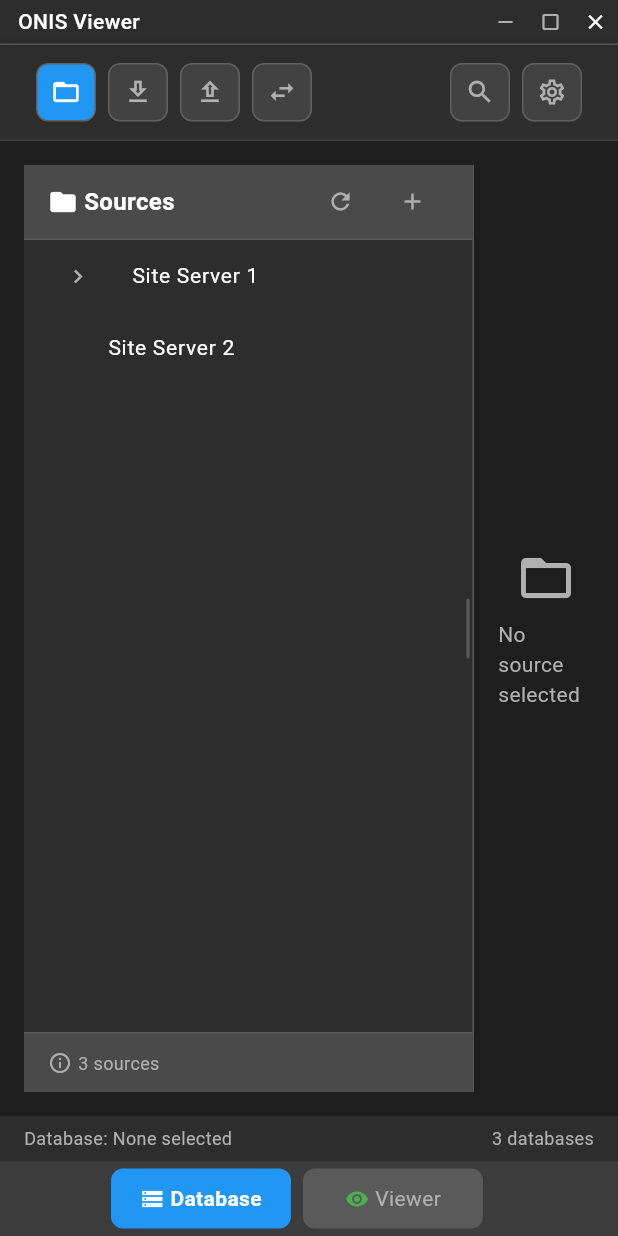
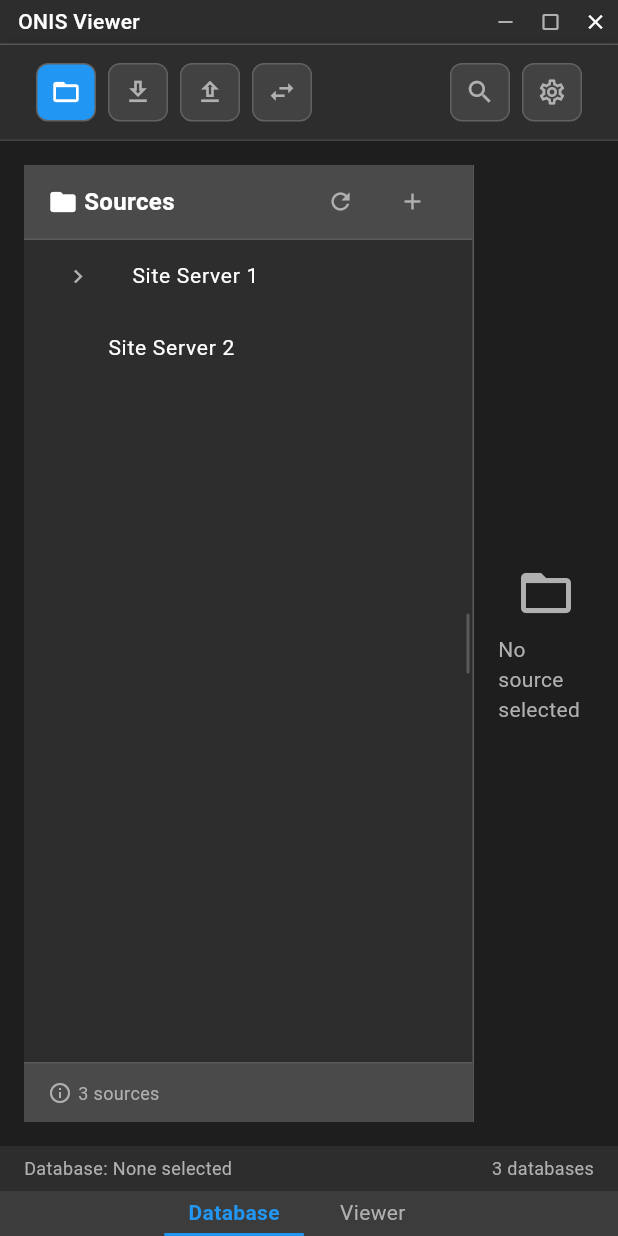
Before and after one commit to dgcore/onis-viewer-v5, a Flutter app: the screen it shows after launch, on a phone screen of 412 x 824 dp. Run offline on Flutter 3.47's test engine with Material 3 defaults, Android fonts, the phone set to English and light mode, and no system bars; our stand-ins replace flutter_secure_storage; missing offline and left inert: dart:ffi.

Commit message:
feat(ui): redesign status bar with 30px height and add padding to tab labels

```diff
--- a/apps/onis_viewer/lib/core/constants.dart
+++ b/apps/onis_viewer/lib/core/constants.dart
@@ -15,8 +15,8 @@ class OnisViewerConstants {
   static const double minWindowHeight = 600.0;
 
   // UI dimensions
-  static const double statusBarHeight = 50.0;
-  static const double tabButtonHeight = 40.0;
+  static const double statusBarHeight = 30.0;
+  static const double tabButtonHeight = 30.0;
   static const double tabButtonWidth = 120.0;
   static const double windowControlSize = 30.0;
   static const double windowTitleBarHeight = 32.0;
--- a/apps/onis_viewer/lib/ui/status_bar/tab_bar.dart
+++ b/apps/onis_viewer/lib/ui/status_bar/tab_bar.dart
@@ -22,7 +22,7 @@ class OnisTabBar extends StatelessWidget {
     return SizedBox(
       height: OnisViewerConstants.tabButtonHeight,
       child: Row(
-        mainAxisSize: MainAxisSize.min,
+        mainAxisAlignment: MainAxisAlignment.center,
         children: availablePages.map((pageType) {
           final isSelected = currentPage == pageType;
           return Padding(
--- a/apps/onis_viewer/lib/ui/status_bar/tab_button.dart
+++ b/apps/onis_viewer/lib/ui/status_bar/tab_button.dart
@@ -20,33 +20,8 @@ class TabButton extends StatefulWidget {
   State<TabButton> createState() => _TabButtonState();
 }
 
-class _TabButtonState extends State<TabButton>
-    with SingleTickerProviderStateMixin {
-  late AnimationController _animationController;
-  late Animation<double> _scaleAnimation;
+class _TabButtonState extends State<TabButton> {
   bool _isHovered = false;
-
-  @override
-  void initState() {
-    super.initState();
-    _animationController = AnimationController(
-      duration: OnisViewerConstants.animationFast,
-      vsync: this,
-    );
-    _scaleAnimation = Tween<double>(
-      begin: 1.0,
-      end: 0.95,
-    ).animate(CurvedAnimation(
-      parent: _animationController,
-      curve: Curves.easeInOut,
-    ));
-  }
-
-  @override
-  void dispose() {
-    _animationController.dispose();
-    super.dispose();
-  }
 
   @override
   Widget build(BuildContext context) {
@@ -54,50 +29,32 @@ class _TabButtonState extends State<TabButton>
       onEnter: (_) => setState(() => _isHovered = true),
       onExit: (_) => setState(() => _isHovered = false),
       child: GestureDetector(
-        onTapDown: (_) => _animationController.forward(),
-        onTapUp: (_) => _animationController.reverse(),
-        onTapCancel: () => _animationController.reverse(),
         onTap: widget.onPressed,
-        child: AnimatedBuilder(
-          animation: _scaleAnimation,
-          builder: (context, child) {
-            return Transform.scale(
-              scale: _scaleAnimation.value,
         child: Container(
-                width: OnisViewerConstants.tabButtonWidth,
-                height: OnisViewerConstants.tabButtonHeight,
+          height: double.infinity,
           decoration: BoxDecoration(
             color: _getBackgroundColor(),
-                  borderRadius: BorderRadius.circular(8),
-                  border: Border.all(
+            border: Border(
+              bottom: BorderSide(
                 color: _getBorderColor(),
-                    width: 1,
+                width: 2,
               ),
             ),
-                child: Row(
-                  mainAxisAlignment: MainAxisAlignment.center,
-                  children: [
-                    Icon(
-                      widget.pageType.icon,
-                      size: 16,
-                      color: _getIconColor(),
           ),
-                    const SizedBox(width: OnisViewerConstants.marginSmall),
-                    Text(
+          child: Center(
+            child: Padding(
+              padding: const EdgeInsets.symmetric(horizontal: 16.0),
+              child: Text(
                 widget.pageType.name,
                 style: TextStyle(
                   fontSize: 14,
-                        fontWeight: widget.isSelected
-                            ? FontWeight.bold
-                            : FontWeight.normal,
+                  fontWeight:
+                      widget.isSelected ? FontWeight.bold : FontWeight.normal,
                   color: _getTextColor(),
                 ),
               ),
-                  ],
             ),
           ),
-            );
-          },
         ),
       ),
     );
@@ -106,37 +63,26 @@ class _TabButtonState extends State<TabButton>
   /// Get background color based on state
   Color _getBackgroundColor() {
     if (widget.isSelected) {
-      return OnisViewerConstants.tabButtonActiveColor;
+      return Colors.transparent;
     }
     if (_isHovered) {
-      return OnisViewerConstants.tabButtonColor.withOpacity(0.8);
+      return OnisViewerConstants.tabButtonColor.withOpacity(0.3);
     }
-    return OnisViewerConstants.tabButtonColor;
+    return Colors.transparent;
   }
 
   /// Get border color based on state
   Color _getBorderColor() {
     if (widget.isSelected) {
-      return OnisViewerConstants.tabButtonActiveColor;
-    }
-    if (_isHovered) {
-      return OnisViewerConstants.primaryColor.withOpacity(0.5);
+      return OnisViewerConstants.primaryColor;
     }
     return Colors.transparent;
-  }
-
-  /// Get icon color based on state
-  Color _getIconColor() {
-    if (widget.isSelected) {
-      return OnisViewerConstants.textColor;
-    }
-    return widget.pageType.color ?? OnisViewerConstants.textSecondaryColor;
   }
 
   /// Get text color based on state
   Color _getTextColor() {
     if (widget.isSelected) {
-      return OnisViewerConstants.textColor;
+      return OnisViewerConstants.primaryColor;
     }
     return OnisViewerConstants.textSecondaryColor;
   }
```
Lines whose indentation alone changed are shown as unchanged.
